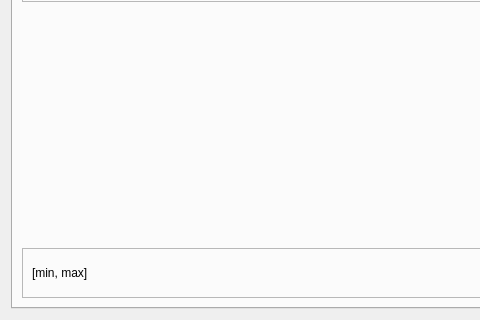
First picture: the form in micromanager_gui/_ui/micromanager_gui.ui, repository pymmcore-plus/napari-micromanager, before the edit; both pictures show x 0 to 480 and y 535 to 855 of the 640 by 855 pixel window.
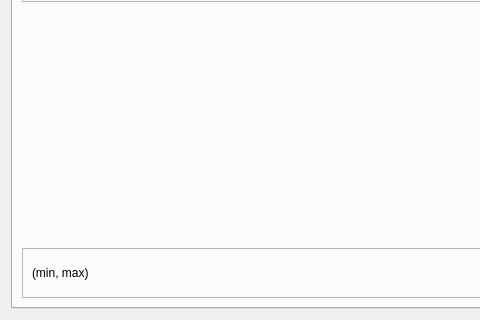
Second picture: the form after the edit.

Commit message: (min, max)

Patch:
```diff
--- a/micromanager_gui/_ui/micromanager_gui.ui
+++ b/micromanager_gui/_ui/micromanager_gui.ui
@@ -251,7 +251,7 @@
              </size>
             </property>
             <property name="text">
-             <string>[min, max]</string>
+             <string>(min, max)</string>
             </property>
            </widget>
           </item>
```
